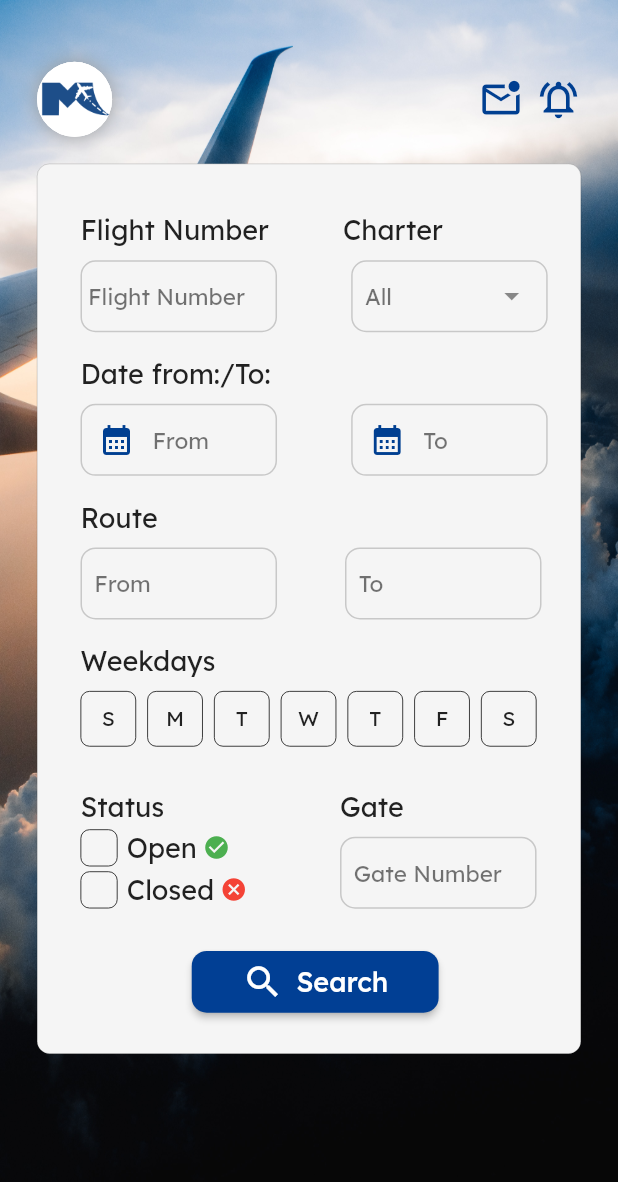
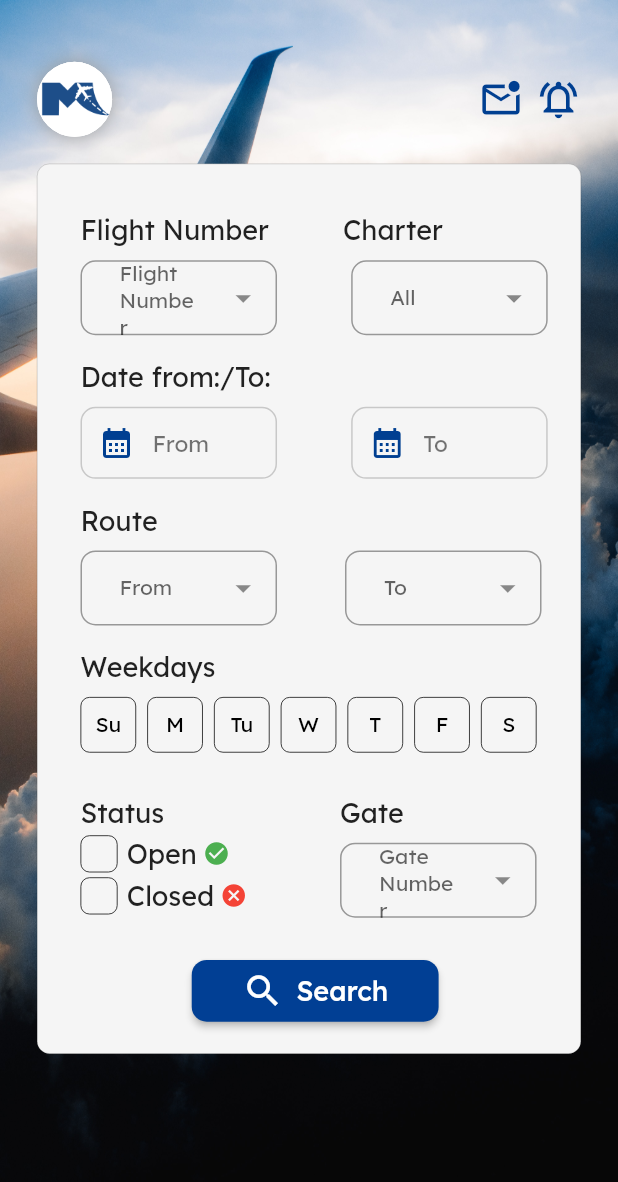
Before and after one commit to javierrrrrrrrrrrr/fly, a Flutter app: the SearchPage screen opened by its route, on a phone screen of 412 x 824 dp. Shown: the top 1182 px of the screen. Run offline on Flutter 3.47's test engine with Material 2 defaults, Android fonts, the phone set to English and light mode, and no system bars; our stand-ins replace dropdown_button2; missing offline and left inert: expansion_widget.

Commit message:
flitros que se despligan trabajando

```diff
--- a/lib/Business_logic/Provaiders/flight_provider.dart
+++ b/lib/Business_logic/Provaiders/flight_provider.dart
@@ -2,16 +2,104 @@ import 'dart:convert';
 
 import 'package:flutter/material.dart';
 import 'package:fly_cliente/Constants/contants.dart';
+import 'package:fly_cliente/Constants/day_in_week.dart';
 import 'package:http/http.dart' as http;
 
 import '../../DataLayer/Models/flight_model.dart';
 
 class FlightProvider extends ChangeNotifier {
   String token = '';
+  Map body = {};
+
+  /// campos del filtro */
+  String flightNumber = "";
+  String dateFrom = '';
+  String dateTo = '';
+  String selectedCharter = '';
+  String selectedRouteFrom = '';
+  String selectedRouteTo = '';
+  String selectedWeekDay = '';
+  String selectedGate = '';
+  bool? selectedStatus;
+
+  bool isSelectedDay = false;
+
+  /// arreglos d elos filtros */
+  final List<String> charterList = ['Havana Air'];
+  final List<String> routeFromList = [
+    'Miami',
+    'Tampa',
+    'Havana',
+    'Camaguey',
+    'Santa Clara',
+    'Holguin',
+    'Santiago'
+  ];
+  final List<String> routeToList = [
+    'Miami',
+    'Tampa',
+    'Havana',
+    'Camaguey',
+    'Santa Clara',
+    'Holguin',
+    'Santiago'
+  ];
+  final List<String> gateList = [
+    'F',
+    'Terminal 2',
+    'Holguin',
+    'Santiago d',
+    'Santa Clar',
+    'Camaguey',
+    'Tampa',
+  ];
+  final List<String> flightNumberList = [
+    'G6 - 3139',
+    'G6 - 3140',
+    'G6 - 3162',
+    'G6 - 3161',
+  ];
 
   List<Flight> flights = [];
 
   bool respuesta = false;
+
+  List<DayInWeek> dayInWeekList = [
+    DayInWeek('Su', isSelected: false),
+    DayInWeek('M', isSelected: false),
+    DayInWeek('Tu', isSelected: false),
+    DayInWeek('W', isSelected: false),
+    DayInWeek('T', isSelected: false),
+    DayInWeek('F', isSelected: false),
+    DayInWeek('S', isSelected: false),
+  ];
+
+  void cleanIsselectedDays() {
+    dayInWeekList.map((e) => e.isSelected = false).toList();
+    notifyListeners();
+  }
+
+  String convertDayWeekToLongDay(String day) {
+    switch (day) {
+      case 'Su':
+        return 'Sunday';
+      case 'M':
+        return 'Monday';
+      case 'Tu':
+        return 'Tuesday';
+      case 'W':
+        return 'Wednsday';
+      case 'T':
+        return 'Thursday';
+      case 'F':
+        return 'Friday';
+      case 'S':
+        return 'Saturday';
+
+      default:
+        return '';
+    }
+  }
 
   Future<bool> getFlights() async {
     var request = http.Request('GET', Uri.parse('$ip/flights'));
@@ -29,7 +117,7 @@ class FlightProvider extends ChangeNotifier {
     }
   }
 
-  Future<List<Flight>> getFlight() async {
+  Future<List<Flight>> getFlightwithoutStream() async {
     flights.clear();
     var response = await http.get(Uri.parse('$ip/flights'));
 
@@ -44,4 +132,91 @@ class FlightProvider extends ChangeNotifier {
 
     return flights;
   }
+
+  Future<bool> getFlightsBy() async {
+    var headers = {'Content-Type': 'application/json'};
+    var request = http.Request('GET', Uri.parse('$ip/flights/getFlightsBy'));
+    request.body = json.encode(body
+        // "flightNumber": "G6 - 3140",
+        // "charter": "Havana Air",
+        // "datefrom": "2022/09/05",
+        // "dateto": "2022/09/20",
+        // "from": "HAV - Havana",
+        // "to": "MIA - Miami",
+        // "weekDays": "Tuesday",
+        // "status": "OPEN",
+        // "gate": "Terminal 2"
+        );
+    request.headers.addAll(headers);
+
+    http.StreamedResponse response = await request.send();
+
+    if (response.statusCode == 200) {
+      String respuesta = await response.stream.bytesToString();
+      final List<dynamic> decodedResp = json.decode(respuesta);
+      flights.clear();
+      decodedResp.map((item) {
+        flights.add(Flight.fromMap(item));
+      }).toList();
+      return true;
+    } else {
+      return false;
+    }
+  }
+
+  void addtoBody() {
+    if (!(flightNumber == "")) {
+      body.addAll({
+        "flightNumber": flightNumber,
+      });
+    }
+
+    if (!(dateFrom == "")) {
+      body.addAll({
+        "dateFrom": dateFrom,
+      });
+    }
+    if (!(dateTo == "")) {
+      body.addAll({
+        "dateTo": dateTo,
+      });
+    }
+    if (!(selectedCharter == "")) {
+      body.addAll({
+        "charter": selectedCharter,
+      });
+    }
+    if (!(selectedRouteFrom == "")) {
+      body.addAll({
+        "from": selectedRouteFrom,
+      });
+    }
+    if (!(selectedRouteTo == "")) {
+      body.addAll({
+        "to": selectedRouteTo,
+      });
+    }
+    if (!(selectedWeekDay == "")) {
+      body.addAll({
+        "weekDays": selectedWeekDay,
+      });
+    }
+    if (!(selectedGate == "")) {}
+  }
+
+  // bool? selectedStatus;
+
+  void cleanValues() {
+    flightNumber = '';
+    dateFrom = '';
+    dateTo = '';
+    selectedCharter = '';
+    selectedRouteFrom = '';
+    selectedRouteTo = '';
+    selectedWeekDay = '';
+    selectedGate = '';
+    selectedStatus;
+
+    body.clear();
+  }
 }
--- /dev/null
+++ b/lib/Constants/day_in_week.dart
@@ -0,0 +1,6 @@
+class DayInWeek {
+  String dayName;
+  bool isSelected = false;
+
+  DayInWeek(this.dayName, {this.isSelected = false});
+}
--- a/lib/UI/Pages/search_page.dart
+++ b/lib/UI/Pages/search_page.dart
@@ -26,7 +26,8 @@ class SearchPage extends StatelessWidget {
                   physics: BouncingScrollPhysics(),
                   child: Padding(
                     padding: EdgeInsets.only(top: 8),
-                    child: CustomDropDown(expandido: true),
+                    child: SingleChildScrollView(
+                        child: CustomDropDown(expandido: true)),
                   ),
                 ),
               )),
--- /dev/null
+++ b/lib/UI/Widgets/CustomWidget/custom_dropdown.dart
@@ -0,0 +1,73 @@
+import 'package:dropdown_button2/dropdown_button2.dart';
+import 'package:flutter/material.dart';
+
+class CustomDropDown extends StatefulWidget {
+  const CustomDropDown(
+      {Key? key,
+      required this.items,
+      this.onChanged,
+      this.onSaved,
+      required this.hintext})
+      : super(key: key);
+
+  final List<String>? items;
+  final void Function(Object?)? onChanged;
+  final void Function(Object?)? onSaved;
+  final String hintext;
+
+  @override
+  State<CustomDropDown> createState() => _CustomDropDownState();
+}
+
+class _CustomDropDownState extends State<CustomDropDown> {
+  @override
+  Widget build(BuildContext context) {
+    return DropdownButtonFormField2(
+      decoration: InputDecoration(
+        //Add isDense true and zero Padding.
+        //Add Horizontal padding using buttonPadding and Vertical padding by increasing buttonHeight instead of add Padding here so that The whole TextField Button become clickable, and also the dropdown menu open under The whole TextField Button.
+        isDense: true,
+        contentPadding: EdgeInsets.zero,
+        border: OutlineInputBorder(
+          borderRadius: BorderRadius.circular(10),
+        ),
+        //Add more decoration as you want here
+        //Add label If you want but add hint outside the decoration to be aligned in the button perfectly.
+      ),
+      isExpanded: true,
+      hint: Text(
+        widget.hintext,
+        style: const TextStyle(fontSize: 14),
+      ),
+      icon: const Icon(
+        Icons.arrow_drop_down,
+        color: Colors.black45,
+      ),
+      iconSize: 25,
+      buttonHeight: 50,
+      buttonPadding: const EdgeInsets.only(left: 10, right: 10),
+      dropdownDecoration: BoxDecoration(
+        borderRadius: BorderRadius.circular(15),
+      ),
+      items: widget.items!
+          .map((item) => DropdownMenuItem<String>(
+                value: item,
+                child: Text(
+                  item,
+                  style: const TextStyle(
+                    fontSize: 14,
+                  ),
+                ),
+              ))
+          .toList(),
+      validator: (value) {
+        if (value == null) {
+          return 'Please select Charter';
+        }
+        return null;
+      },
+      onChanged: widget.onChanged,
+      onSaved: widget.onSaved,
+    );
+  }
+}
--- a/lib/UI/Widgets/ExpansionWidget/search_filter.dart
+++ b/lib/UI/Widgets/ExpansionWidget/search_filter.dart
@@ -2,13 +2,20 @@ import 'package:flutter/material.dart';
 import 'package:provider/provider.dart';
 import '../../../Business_logic/Provaiders/flight_provider.dart';
 import '../../../Constants/contants.dart';
+import '../CustomWidget/custom_dropdown.dart';
 import '../imputField.dart';
+import '../weeked_day.dart';
 
-class SearchFilters extends StatelessWidget {
+class SearchFilters extends StatefulWidget {
   const SearchFilters({
     Key? key,
   }) : super(key: key);
 
+  @override
+  State<SearchFilters> createState() => _SearchFiltersState();
+}
+
+class _SearchFiltersState extends State<SearchFilters> {
   @override
   Widget build(BuildContext context) {
     final flightProvaider = Provider.of<FlightProvider>(context);
@@ -43,20 +50,32 @@ class SearchFilters extends StatelessWidget {
           child: Row(
             children: [
               SizedBox(
-                width: size.width * 0.318,
-                child: const Imputfield(hintext: "Flight Number"),
-              ),
+                  width: size.width * 0.318,
+                  child: CustomDropDown(
+                    hintext: 'Flight Number',
+                    items: flightProvaider.flightNumberList,
+                    onChanged: (value) =>
+                        flightProvaider.flightNumber = value.toString(),
+                    onSaved: (value) =>
+                        flightProvaider.flightNumber = value.toString(),
+                  )),
               SizedBox(
                 width: size.width * 0.12,
               ),
               SizedBox(
                 width: size.width * 0.318,
                 //TODO: Hacer el DropDownMeny de aqui.
-                child: const Imputfield(
-                  hintext: " All",
-                  suffixIcon: Icon(Icons.arrow_drop_down),
+                child: CustomDropDown(
+                  hintext: "All",
+                  items: flightProvaider.charterList,
+                  onChanged: (value) {
+                    flightProvaider.selectedCharter = value.toString();
+                  },
+                  onSaved: (value) {
+                    flightProvaider.selectedCharter = value.toString();
+                  },
                 ),
-              ),
+              )
             ],
           ),
         ),
@@ -72,12 +91,30 @@ class SearchFilters extends StatelessWidget {
               child: SizedBox(
                 width: size.width * 0.318,
                 child: Imputfield(
-                  hintext: "From",
+                  onTap: () async {
+                    FocusScope.of(context).requestFocus(FocusNode());
+                    DateTime? piked = await showDatePicker(
+                        context: context,
+                        initialDate: DateTime.now(),
+                        firstDate: DateTime(2022),
+                        lastDate: DateTime(2027));
+
+                    if (piked != null) {
+                      flightProvaider.dateFrom =
+                          "${piked.year}/${piked.month <= 9 ? 0.toString() + piked.month.toString() : piked.month}/${piked.day <= 9 ? 0.toString() + piked.day.toString() : piked.day}";
+                    }
+                  },
+
+                  hintext: flightProvaider.dateFrom == ''
+                      ? "From"
+                      : flightProvaider.dateFrom,
                   //Aqui va el action del calendar
-                  prefixIcon: Icon(
-                    Icons.calendar_month,
-                    color: kprimarycolor,
-                  ),
+                  prefixIcon: flightProvaider.dateFrom == ''
+                      ? Icon(
+                          Icons.calendar_month,
+                          color: kprimarycolor,
+                        )
+                      : null,
                 ),
               ),
             ),
@@ -90,11 +127,28 @@ class SearchFilters extends StatelessWidget {
               child: SizedBox(
                 width: size.width * 0.318,
                 child: Imputfield(
-                  hintext: "To",
-                  prefixIcon: Icon(
-                    Icons.calendar_month,
-                    color: kprimarycolor,
-                  ),
+                  onTap: () async {
+                    FocusScope.of(context).requestFocus(FocusNode());
+                    DateTime? piked = await showDatePicker(
+                        context: context,
+                        initialDate: DateTime.now(),
+                        firstDate: DateTime(2022),
+                        lastDate: DateTime(2027));
+
+                    if (piked != null) {
+                      flightProvaider.dateTo =
+                          "${piked.year}/${piked.month <= 9 ? 0.toString() + piked.month.toString() : piked.month}/${piked.day <= 9 ? 0.toString() + piked.day.toString() : piked.day}";
+                    }
+                  },
+                  hintext: flightProvaider.dateTo == ''
+                      ? "To"
+                      : flightProvaider.dateTo,
+                  prefixIcon: flightProvaider.dateTo == ''
+                      ? Icon(
+                          Icons.calendar_month,
+                          color: kprimarycolor,
+                        )
+                      : null,
                 ),
               ),
             ),
@@ -112,8 +166,13 @@ class SearchFilters extends StatelessWidget {
             children: [
               SizedBox(
                 width: size.width * 0.318,
-                child: const Imputfield(
-                  hintext: " From",
+                child: CustomDropDown(
+                  hintext: 'From',
+                  items: flightProvaider.routeFromList,
+                  onChanged: (value) =>
+                      flightProvaider.selectedRouteFrom = value.toString(),
+                  onSaved: (value) =>
+                      flightProvaider.selectedRouteFrom = value.toString(),
                 ),
               ),
               //separador width
@@ -122,8 +181,13 @@ class SearchFilters extends StatelessWidget {
               ),
               SizedBox(
                 width: size.width * 0.318,
-                child: const Imputfield(
-                  hintext: " To",
+                child: CustomDropDown(
+                  hintext: 'To',
+                  items: flightProvaider.routeToList,
+                  onChanged: (value) =>
+                      flightProvaider.selectedRouteTo = value.toString(),
+                  onSaved: (value) =>
+                      flightProvaider.selectedRouteTo = value.toString(),
                 ),
               ),
             ],
@@ -137,23 +201,7 @@ class SearchFilters extends StatelessWidget {
         SizedBox(
           height: size.height * 0.01,
         ),
-        Row(
-          children: const [
-            WeekedDay(texto: "S"),
-            CustomSpacer(),
-            WeekedDay(texto: "M"),
-            CustomSpacer(),
-            WeekedDay(texto: "T"),
-            CustomSpacer(),
-            WeekedDay(texto: "W"),
-            CustomSpacer(),
-            WeekedDay(texto: "T"),
-            CustomSpacer(),
-            WeekedDay(texto: "F"),
-            CustomSpacer(),
-            WeekedDay(texto: "S"),
-          ],
-        ),
+        const WeekDays(),
         SizedBox(
           height: size.height * 0.035,
         ),
@@ -184,11 +232,13 @@ class SearchFilters extends StatelessWidget {
                       child: CircularProgressIndicator(),
                     );
                   });
-
-              await flightProvaider.getFlight();
-              var respuesta = flightProvaider.respuesta;
+              /**Logica de las busqueda */
+              flightProvaider.addtoBody();
+              bool respuesta = await flightProvaider.getFlightsBy();
 
               if (respuesta == true) {
+                flightProvaider.cleanValues();
+
                 Navigator.pop(context);
                 Navigator.of(context).pushNamed('/result');
               } else {
@@ -218,6 +268,41 @@ class SearchFilters extends StatelessWidget {
         )
       ]),
     );
+  }
+}
+
+class WeekDays extends StatelessWidget {
+  const WeekDays({
+    Key? key,
+  }) : super(key: key);
+
+  @override
+  Widget build(BuildContext context) {
+    final flightProvaider = Provider.of<FlightProvider>(context);
+    List<Widget> list = [
+      WeekedDay(
+          texto: "Su", isSelected: flightProvaider.dayInWeekList[0].isSelected),
+      const CustomSpacer(),
+      WeekedDay(
+          texto: "M", isSelected: flightProvaider.dayInWeekList[1].isSelected),
+      const CustomSpacer(),
+      WeekedDay(
+          texto: "Tu", isSelected: flightProvaider.dayInWeekList[2].isSelected),
+      const CustomSpacer(),
+      WeekedDay(
+          texto: "W", isSelected: flightProvaider.dayInWeekList[3].isSelected),
+      const CustomSpacer(),
+      WeekedDay(
+          texto: "T", isSelected: flightProvaider.dayInWeekList[4].isSelected),
+      const CustomSpacer(),
+      WeekedDay(
+          texto: "F", isSelected: flightProvaider.dayInWeekList[5].isSelected),
+      const CustomSpacer(),
+      WeekedDay(
+          texto: "S", isSelected: flightProvaider.dayInWeekList[6].isSelected),
+    ];
+
+    return Row(children: list);
   }
 }
 
@@ -324,31 +409,6 @@ class CustomSpacer extends StatelessWidget {
   }
 }
 
-class WeekedDay extends StatelessWidget {
-  const WeekedDay({
-    Key? key,
-    required this.texto,
-  }) : super(key: key);
-
-  final String texto;
-
-  @override
-  Widget build(BuildContext context) {
-    final size = MediaQuery.of(context).size;
-    return Container(
-      decoration: BoxDecoration(
-          border:
-              Border.all(color: const Color.fromRGBO(1, 1, 1, 1), width: 0.5),
-          borderRadius: const BorderRadius.all(
-            Radius.circular(6),
-          )),
-      height: size.height * 0.045,
-      width: size.width * 0.09,
-      child: Center(child: Text(texto)),
-    );
-  }
-}
-
 class TextSearch extends StatelessWidget {
   const TextSearch({
     Key? key,
@@ -373,6 +433,7 @@ class ColumnaStatus2 extends StatelessWidget {
 
   @override
   Widget build(BuildContext context) {
+    final flightProvaider = Provider.of<FlightProvider>(context);
     final size = MediaQuery.of(context).size;
     return Column(
       crossAxisAlignment: CrossAxisAlignment.start,
@@ -383,8 +444,12 @@ class ColumnaStatus2 extends StatelessWidget {
         ),
         SizedBox(
           width: size.width * 0.318,
-          child: const Imputfield(
-            hintext: " Gate Number",
+          child: CustomDropDown(
+            hintext: 'Gate Number',
+            items: flightProvaider.gateList,
+            onChanged: (value) =>
+                flightProvaider.selectedGate = value.toString(),
+            onSaved: (value) => flightProvaider.selectedGate = value.toString(),
           ),
         ),
       ],
--- a/lib/UI/Widgets/imputField.dart
+++ b/lib/UI/Widgets/imputField.dart
@@ -6,15 +6,24 @@ class Imputfield extends StatelessWidget {
     required this.hintext,
     this.suffixIcon,
     this.prefixIcon,
+    this.onChanged,
+    this.validator,
+    this.onTap,
   }) : super(key: key);
 
   final String hintext;
   final Widget? suffixIcon;
   final Widget? prefixIcon;
+  final void Function(String)? onChanged;
+  final VoidCallback? onTap;
+  final String? Function(String?)? validator;
 
   @override
   Widget build(BuildContext context) {
     return TextFormField(
+      onTap: onTap,
+      validator: validator,
+      onChanged: onChanged,
       decoration: InputDecoration(
           prefixIcon: prefixIcon,
           suffixIcon: suffixIcon,
--- /dev/null
+++ b/lib/UI/Widgets/weeked_day.dart
@@ -0,0 +1,59 @@
+import 'package:flutter/material.dart';
+import 'package:provider/provider.dart';
+
+import '../../Business_logic/Provaiders/flight_provider.dart';
+import '../../Constants/contants.dart';
+
+class WeekedDay extends StatefulWidget {
+  const WeekedDay({
+    Key? key,
+    required this.texto,
+    required this.isSelected,
+  }) : super(key: key);
+
+  final String texto;
+  final bool isSelected;
+  @override
+  State<WeekedDay> createState() => _WeekedDayState();
+}
+
+class _WeekedDayState extends State<WeekedDay> {
+  @override
+  Widget build(BuildContext context) {
+    bool selected = widget.isSelected;
+    final flightProvaider = Provider.of<FlightProvider>(context);
+    final size = MediaQuery.of(context).size;
+    return GestureDetector(
+      onTap: () {
+        flightProvaider.selectedWeekDay =
+            flightProvaider.convertDayWeekToLongDay(widget.texto);
+        flightProvaider.cleanIsselectedDays();
+        print('Cambiar booleano');
+        setState(() {
+          for (var i = 0; i < flightProvaider.dayInWeekList.length; i++) {
+            if (flightProvaider.dayInWeekList[i].dayName == widget.texto) {
+              flightProvaider.dayInWeekList[i].isSelected = true;
+            }
+          }
+        });
+      },
+      child: Container(
+        decoration: BoxDecoration(
+            color: selected == true ? kprimarycolor : Colors.transparent,
+            border:
+                Border.all(color: const Color.fromRGBO(1, 1, 1, 1), width: 0.5),
+            borderRadius: const BorderRadius.all(
+              Radius.circular(6),
+            )),
+        height: size.height * 0.045,
+        width: size.width * 0.09,
+        child: Center(
+            child: Text(
+          widget.texto,
+          style:
+              TextStyle(color: selected == true ? Colors.white : Colors.black),
+        )),
+      ),
+    );
+  }
+}
--- a/pubspec.yaml
+++ b/pubspec.yaml
@@ -38,6 +38,7 @@ dependencies:
   google_fonts: ^3.0.1
   expansion_widget: ^0.0.3
   http: ^0.13.5
+  dropdown_button2: ^1.7.2
 
 dev_dependencies:
   flutter_test:
```
Also changed, not shown: assets/logoRedondo.png (added), assets/sinfondo.png (added), pubspec.lock.
